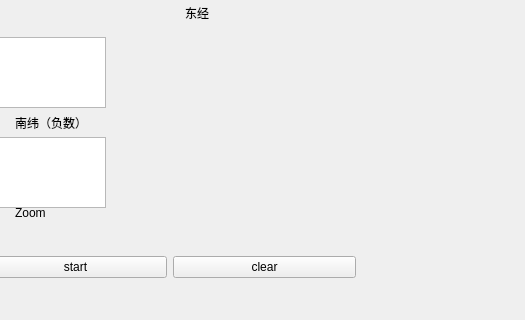
Above: get_map_tiles/mainwindow.ui from lin123lin123/get_map_tile before the change; both pictures show x 275 to 800 and y 173 to 493 of the 800 by 600 pixel window. Below: the same form after it.
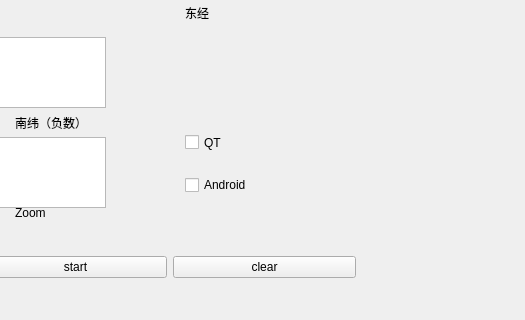
That is the form after the change.

Commit message: add android resource download

```diff
--- a/get_map_tiles/mainwindow.ui
+++ b/get_map_tiles/mainwindow.ui
@@ -188,6 +188,32 @@
      <string>close_preview</string>
     </property>
    </widget>
+   <widget class="QCheckBox" name="qt">
+    <property name="geometry">
+     <rect>
+      <x>460</x>
+      <y>300</y>
+      <width>111</width>
+      <height>31</height>
+     </rect>
+    </property>
+    <property name="text">
+     <string>QT</string>
+    </property>
+   </widget>
+   <widget class="QCheckBox" name="android">
+    <property name="geometry">
+     <rect>
+      <x>460</x>
+      <y>350</y>
+      <width>71</width>
+      <height>16</height>
+     </rect>
+    </property>
+    <property name="text">
+     <string>Android</string>
+    </property>
+   </widget>
   </widget>
   <widget class="QMenuBar" name="menubar">
    <property name="geometry">
```
The commit also changes 29 other files.
